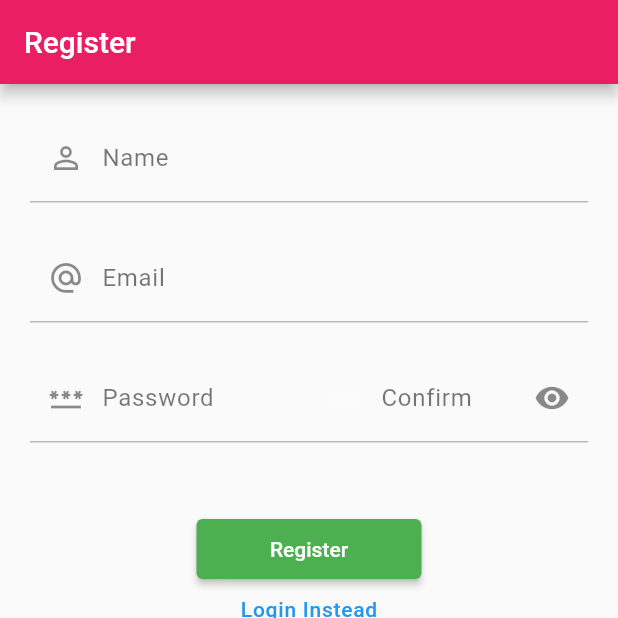
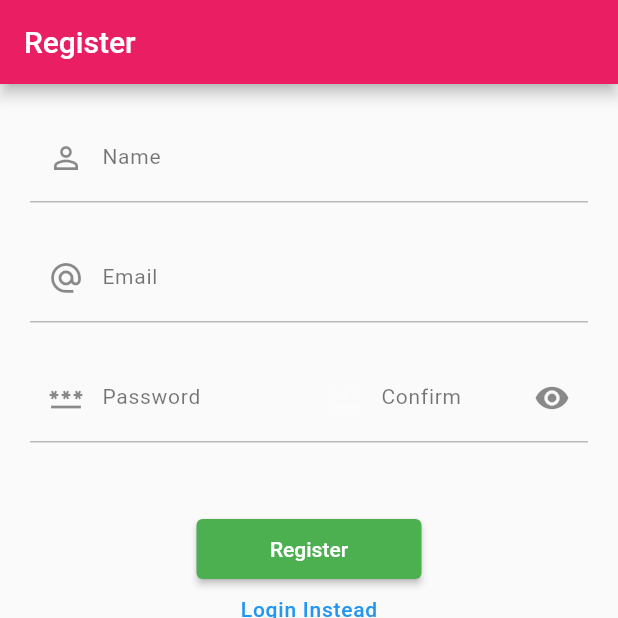
Before and after one commit to 26june/walkerrr, a Flutter app: the screen it shows after launch, after a tap on "Login", after a tap on "Clear Form", after a tap on "Register Instead", on a phone screen of 412 x 824 dp, the top half of it. Run offline on Flutter 3.47's test engine with Material 2 defaults, Android fonts, the phone set to English and light mode, and no system bars; our stand-ins replace firebase_auth, firebase_core, flutter_secure_storage, flutter_speed_dial, form_field_validator, pedometer and 1 more; accounts and stored records are empty.

Commit message:
register conditions

```diff
--- a/lib/pages/login_register_page.dart
+++ b/lib/pages/login_register_page.dart
@@ -138,8 +138,6 @@ class _LoginPageState extends State<LoginPage> {
   ]);
   final _passwordConfirmValidator = MultiValidator([
     RequiredValidator(errorText: 'Required'),
-    // MatchValidator(errorText: 'Passwords do not match')
-    //     .validateMatch(_password, _passwordValidator),
   ]);
 
   // Form field widgets
@@ -156,7 +154,7 @@ class _LoginPageState extends State<LoginPage> {
         hintText: 'Enter your name',
         hintStyle: TextStyle(
           color: Colors.black26,
-          fontSize: 14,
+          fontSize: 12,
           fontWeight: FontWeight.w400,
           fontStyle: FontStyle.italic,
         ),
@@ -171,7 +169,11 @@ class _LoginPageState extends State<LoginPage> {
         prefixIcon: const Icon(Icons.person_outline_outlined),
         label: const Text(
           'Name',
-          style: TextStyle(color: Colors.black54, letterSpacing: 0.5),
+          style: TextStyle(
+            color: Colors.black54,
+            letterSpacing: 0.5,
+            fontSize: 14,
+          ),
         ),
       ),
     );
@@ -189,7 +191,7 @@ class _LoginPageState extends State<LoginPage> {
         hintText: 'Enter your email',
         hintStyle: TextStyle(
           color: Colors.black26,
-          fontSize: 14,
+          fontSize: 12,
           fontWeight: FontWeight.w400,
           fontStyle: FontStyle.italic,
         ),
@@ -204,7 +206,11 @@ class _LoginPageState extends State<LoginPage> {
         prefixIcon: const Icon(Icons.alternate_email_outlined),
         label: const Text(
           'Email',
-          style: TextStyle(color: Colors.black54, letterSpacing: 0.5),
+          style: TextStyle(
+            color: Colors.black54,
+            letterSpacing: 0.5,
+            fontSize: 14,
+          ),
         ),
       ),
     );
@@ -217,14 +223,16 @@ class _LoginPageState extends State<LoginPage> {
     return TextFormField(
       obscureText: _isVisible,
       validator: _passwordValidator,
-      onChanged: ((value) => _password = value),
+      onChanged: ((value) => (value.isEmpty)
+          ? _password = value
+          : _password = _controllerPassword.text),
       controller: _controllerPassword,
       cursorColor: Colors.green,
       decoration: InputDecoration(
         hintText: 'Password',
         hintStyle: TextStyle(
           color: Colors.black26,
-          fontSize: 14,
+          fontSize: 12,
           fontWeight: FontWeight.w400,
           fontStyle: FontStyle.italic,
         ),
@@ -239,7 +247,11 @@ class _LoginPageState extends State<LoginPage> {
         prefixIcon: const Icon(Icons.password_outlined),
         label: const Text(
           'Password',
-          style: TextStyle(color: Colors.black54, letterSpacing: 0.5),
+          style: TextStyle(
+            color: Colors.black54,
+            letterSpacing: 0.5,
+            fontSize: 14,
+          ),
         ),
         suffixIcon: IconButton(
           icon: (_isLogin)
@@ -271,7 +283,7 @@ class _LoginPageState extends State<LoginPage> {
         hintText: 'Re-type',
         hintStyle: TextStyle(
           color: Colors.black26,
-          fontSize: 14,
+          fontSize: 12,
           fontWeight: FontWeight.w400,
           fontStyle: FontStyle.italic,
         ),
@@ -289,7 +301,11 @@ class _LoginPageState extends State<LoginPage> {
         ),
         label: const Text(
           'Confirm',
-          style: TextStyle(color: Colors.black54, letterSpacing: 0.5),
+          style: TextStyle(
+            color: Colors.black54,
+            letterSpacing: 0.5,
+            fontSize: 14,
+          ),
         ),
         suffixIcon: IconButton(
           icon: Icon(
@@ -305,25 +321,33 @@ class _LoginPageState extends State<LoginPage> {
     );
   }
 
-  // Widget _errorMessage() {
-  //   return Text(errorMessage == "" ? "" : "$errorMessage");
-  // }
+  Widget _errorMessage() {
+    return Text(errorMessage == "" ? "" : "$errorMessage");
+  }
 
   Widget _submitButton() {
     return ElevatedButton(
         style: ElevatedButton.styleFrom(
             backgroundColor: Colors.green, foregroundColor: Colors.white),
         onPressed: () {
+          // print('========= controler tex:t $_controllerPassword.text');
+          // print('========= confirm: $_passwordConfirm');
+          // print('========= passw: $_password');
+          // print('========= isLogin: $_isLogin');
           if (_formKey.currentState!.validate()) {
-            if (_passwordConfirm == _password || _isLogin) {
+            if (_isLogin) _submitValidation();
+            {
+              if (_passwordConfirm == _password ||
+                  _passwordConfirm == _controllerPassword.text) {
                 _submitValidation();
               } else {
                 ScaffoldMessenger.of(context).showSnackBar(
-                SnackBar(
-                    duration: const Duration(seconds: 3),
+                  const SnackBar(
+                      duration: const Duration(seconds: 2),
                       backgroundColor: Colors.pink,
-                    content: const Text("Passwords don\'t match")),
+                      content: const Text("Re-type both passwords!")),
                 );
+              }
             }
           } else {
             ScaffoldMessenger.of(context).showSnackBar(
@@ -331,8 +355,8 @@ class _LoginPageState extends State<LoginPage> {
                   duration: const Duration(seconds: 2),
                   backgroundColor: Colors.pink,
                   content: Text(errorMessage == ""
-                      ? "Enter correct data"
-                      : "Error: $errorMessage")),
+                      ? "Check form fields!"
+                      : "Error: $errorMessage!")),
             );
           }
         },
@@ -352,7 +376,11 @@ class _LoginPageState extends State<LoginPage> {
           });
         },
         child: Text(_isLogin ? "Register Instead" : "Login Instead",
-            style: const TextStyle(color: Colors.blue, letterSpacing: 0.5)));
+            style: const TextStyle(
+              color: Colors.blue,
+              letterSpacing: 0.5,
+              fontSize: 14,
+            )));
   }
 
   Widget _dontStoreMyData() {
@@ -375,13 +403,13 @@ class _LoginPageState extends State<LoginPage> {
     return TextButton(
         onPressed: () {
           setState(() {
+            errorMessage = '';
+            _formKey.currentState?.reset();
+          });
           _controllerDisplayName.clear();
           _controllerEmail.clear();
           _controllerPassword.clear();
           _controllerPasswordConfirm.clear();
-            _formKey.currentState?.reset();
-            errorMessage = '';
-          });
         },
         child: const Text(
           "Clear Form",
```
Lines whose indentation alone changed are shown as unchanged.
